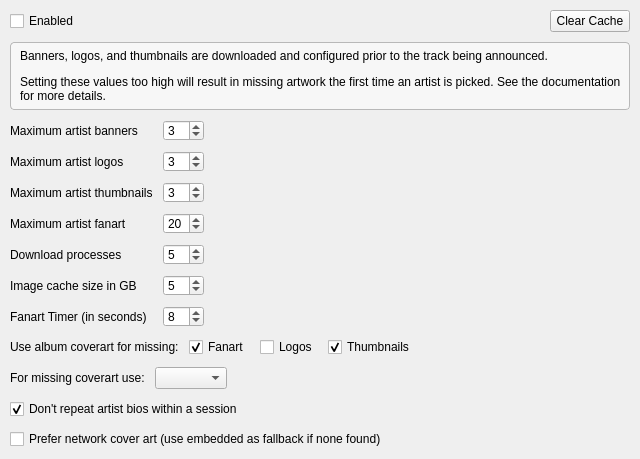
The window that nowplaying/resources/ui/artistextras.ui (whatsnowplaying/whats-now-playing) describes before a commit, drawn with Qt 5.
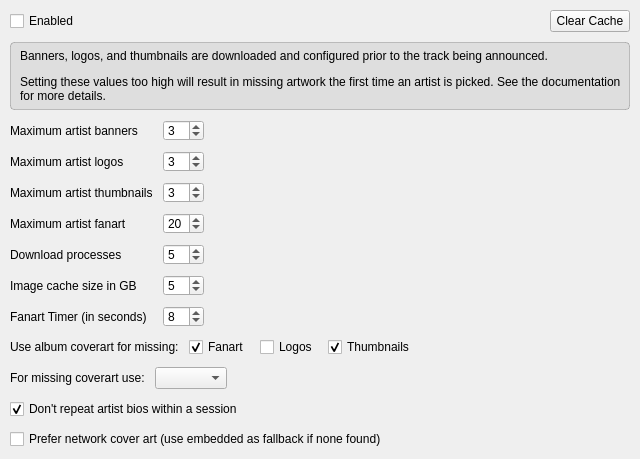
The same window after the commit.

Commit message:
fix: replace unreliable QSS palette() with translucent overlay (#1795)
QSS 'palette(alternate-base)'/'palette(mid)' don't reliably track a
live macOS dark-mode switch, leaving the callout boxes added in
text correctly followed the palette to light/white), making the text
unreadable in Dark mode. Use a theme-agnostic translucent gray
overlay instead, which blends with whatever's actually behind it
regardless of palette resolution.

What changed in the file:
```diff
--- a/nowplaying/resources/ui/artistextras.ui
+++ b/nowplaying/resources/ui/artistextras.ui
@@ -72,7 +72,7 @@
       <bool>true</bool>
      </property>
      <property name="styleSheet">
-      <string notr="true">background-color: palette(alternate-base); border: 1px solid palette(mid); border-radius: 4px; padding: 6px;</string>
+      <string notr="true">background-color: rgba(128, 128, 128, 40); border: 1px solid rgba(128, 128, 128, 110); border-radius: 4px; padding: 6px;</string>
      </property>
     </widget>
    </item>
```
The commit also changes 4 other files.
